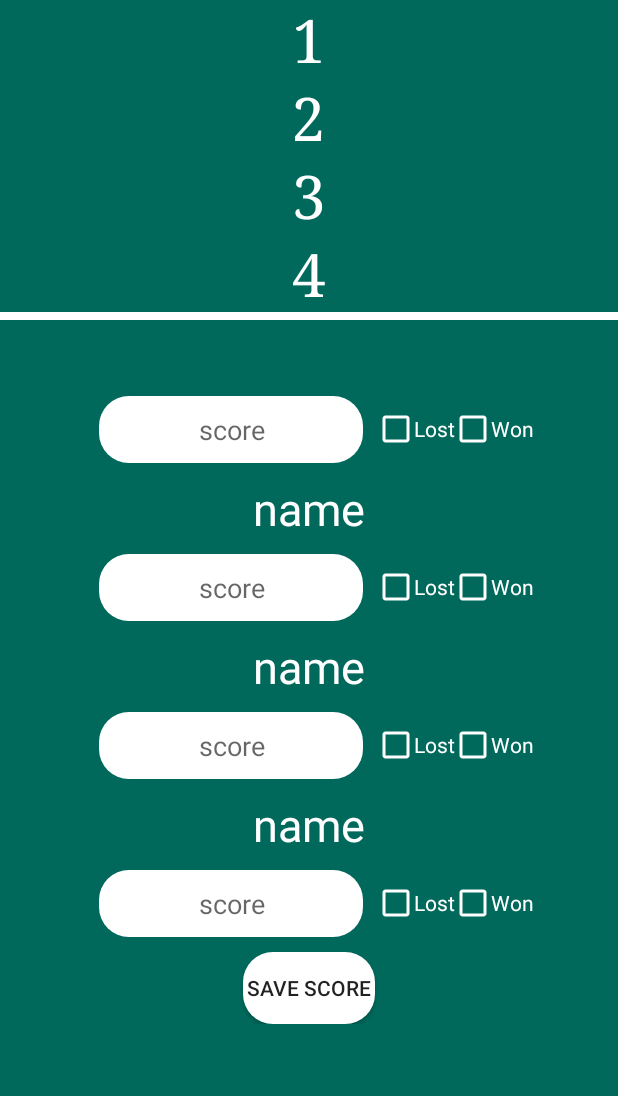
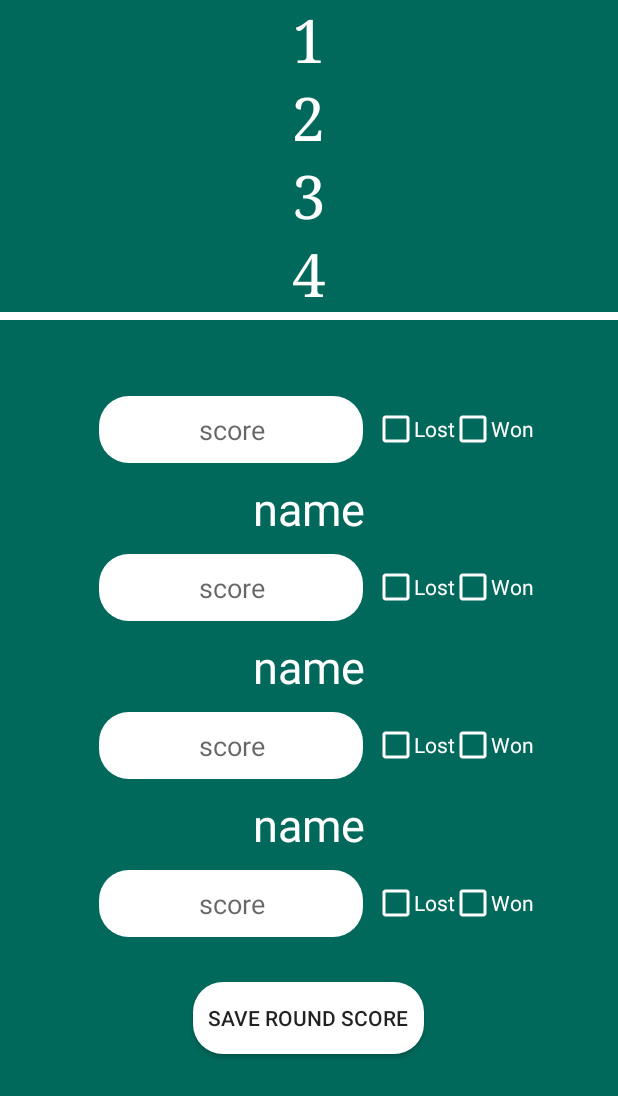
Before and after one commit to Binary-Team/Rachma-Android, an Android app: the RummyScoreTaking screen opened directly, with no data from a screen before it, on a phone screen of 412 x 824 dp. Shown: the top 1096 px of the screen. Run offline under Robolectric (Android 15) with nearby library versions, the phone set to English and light mode, and no system bars; 3 statements that could not run were skipped.

Commit message:
Prevent user from quiting score taking activity ( issue #16)

```diff
--- a/app/src/main/res/layout/rummy_activity_rummy_score_taking.xml
+++ b/app/src/main/res/layout/rummy_activity_rummy_score_taking.xml
@@ -348,7 +348,10 @@
                     android:layout_width="wrap_content"
                     android:layout_height="wrap_content"
                     android:layout_gravity="center_horizontal"
+                    android:layout_marginBottom="20dp"
+                    android:layout_marginTop="20dp"
                     android:background="@drawable/round_shape"
+                    android:padding="10dp"
                     android:text="@string/save_score" />
 
             </LinearLayout>
--- a/app/src/main/res/values/strings.xml
+++ b/app/src/main/res/values/strings.xml
@@ -1,11 +1,16 @@
 <resources>
     <string name="app_name">Rachma</string>
     <string name="score">score</string>
-    <string name="save_score">Save score</string>
+    <string name="save_score">Save round score</string>
     <string name="lost">Lost</string>
     <string name="cheat_all_the_players_lost">Do not cheat ! \nAll the players lost the game ?</string>
     <string name="cheat_all_the_players_won">Do not cheat ! \nAll the players won the game ?</string>
     <string name="cheat_no_player_won">Do not cheat ! \nNo player won the game ?</string>
     <string name="cheat_more_than_one_player_won">Do not cheat ! \nMore than one player won the game ?</string>
     <string name="won">Won</string>
+    <string name="yes">Yes</string>
+    <string name="no">No</string>
+    <string name="are_you_sure_to_quit">Are you sure to quit ? \n You will lose all the saved rounds</string>
+    <string name="quit_score_taking">Quit score taking</string>
+
 </resources>
```
Also changed, not shown: app/src/main/java/rachma/tn/team/binary/rachma/rummy/RummyScoreTaking.java (+37 -0 lines).
